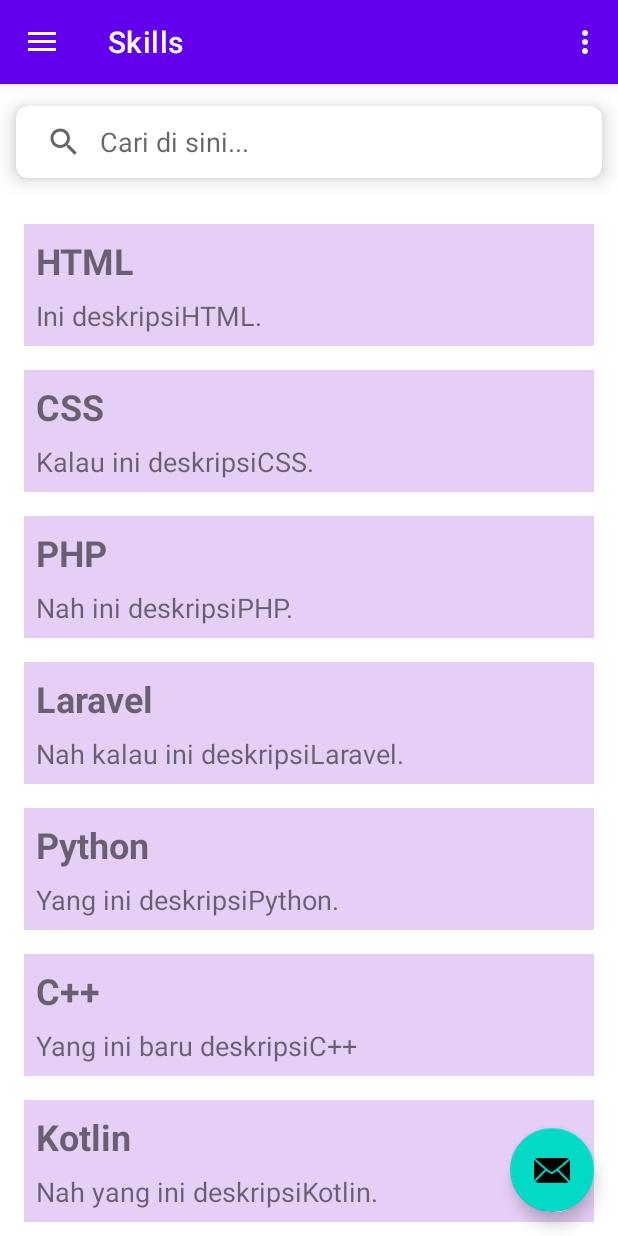
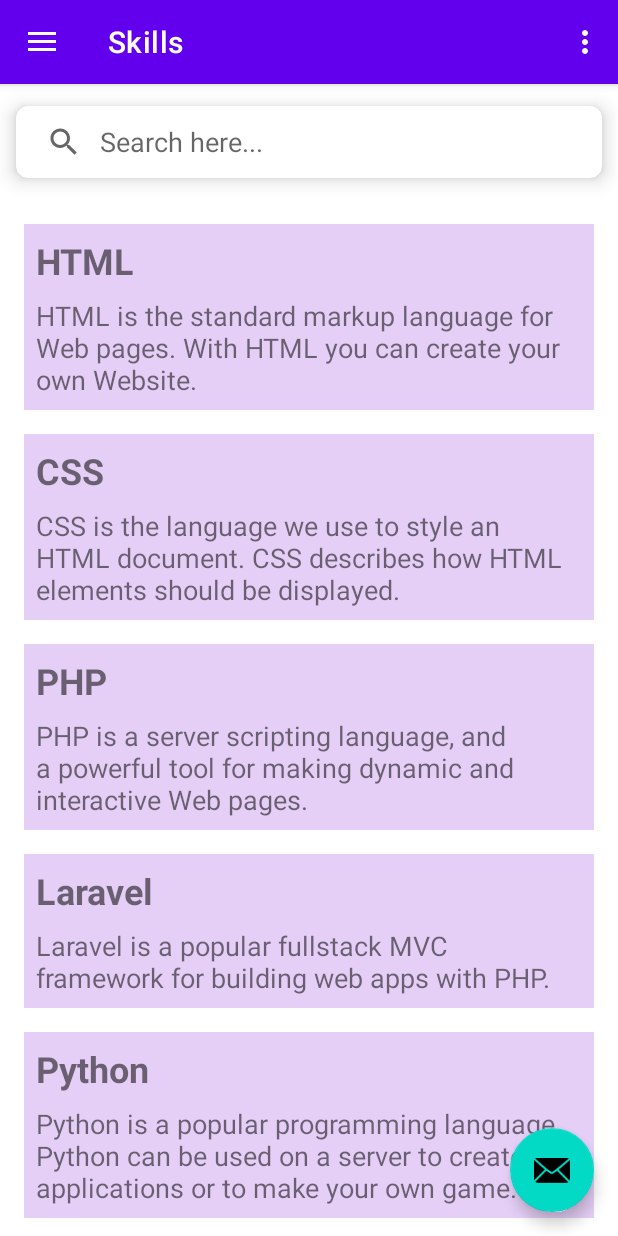
Before and after one commit to ray-ahmad/121140002_Tugas3PAM, an Android app: the screen it shows after launch (MainActivity), in the side drawer, after a tap on "Skills", on a phone screen of 412 x 824 dp. Run offline under Robolectric (Android 15) with nearby library versions, the phone set to English and light mode, and no system bars; our stand-ins replace navigation-ui.

Commit message:
Task 4: array.xml, clean code

```diff
--- a/app/src/main/java/com/example/tugas1pam/SkillsAdapter.kt
+++ b/app/src/main/java/com/example/tugas1pam/SkillsAdapter.kt
@@ -39,8 +39,5 @@ class SkillsAdapter(private var listData: ArrayList<Skills>): RecyclerView.Adapt
     interface onClickCallBack{
         fun onItemClicked(data: Skills)
     }
-//    class DataViewHolder(item: View) : RecyclerView.ViewHolder(item){
-//        val txtName: TextView = item.findViewById(R.id.txt_name)
-//        val txtDesc: TextView = item.findViewById(R.id.txt_desc)
-//    }
+
 }
--- /dev/null
+++ b/app/src/main/java/com/example/tugas1pam/helper/ConstraintUtil.kt
@@ -0,0 +1,21 @@
+package com.example.tugas1pam.helper
+
+import androidx.fragment.app.Fragment
+import com.example.tugas1pam.R
+import com.example.tugas1pam.Skills
+
+object ConstraintUtil {
+
+    fun getSkillsData(fragement: Fragment): ArrayList<Skills> {
+        val skillArrayList = ArrayList<Skills>()
+        val name = fragement.resources.getStringArray(R.array.string_skills_name_array)
+        val desc = fragement.resources.getStringArray(R.array.string_skills_desc_array)
+
+        for (i in name.indices) {
+            skillArrayList.add(Skills(name[i], desc[i]))
+        }
+
+        return skillArrayList
+    }
+
+}
--- a/app/src/main/java/com/example/tugas1pam/ui/skill_detail/SkillDetailFragment.kt
+++ b/app/src/main/java/com/example/tugas1pam/ui/skill_detail/SkillDetailFragment.kt
@@ -18,7 +18,7 @@ class SkillDetailFragment : Fragment() {
         super.onViewCreated(view, savedInstanceState)
         if (arguments != null) {
             val name = arguments?.getString(EXTRA_NAME)
-            binding.textSkillDetail.text= "Sekarang ada di fragment detail: $name"
+            binding.textSkillDetail.text= "You are on fragment detail of $name"
         }
     }
     override fun onCreateView(
--- a/app/src/main/java/com/example/tugas1pam/ui/skills/SkillsFragment.kt
+++ b/app/src/main/java/com/example/tugas1pam/ui/skills/SkillsFragment.kt
@@ -19,6 +19,7 @@ import com.example.tugas1pam.R
 import com.example.tugas1pam.Skills
 import com.example.tugas1pam.SkillsAdapter
 import com.example.tugas1pam.databinding.FragmentSkillsBinding
+import com.example.tugas1pam.helper.ConstraintUtil
 import com.example.tugas1pam.ui.skill_detail.SkillDetailFragment
 import java.util.Locale
 
@@ -39,25 +40,14 @@ class SkillsFragment : Fragment() {
         container: ViewGroup?,
         savedInstanceState: Bundle?
     ): View {
-        val skillsViewModel =
-            ViewModelProvider(this).get(SkillsViewModel::class.java)
 
-//        bindingSkills =
         _binding = FragmentSkillsBinding.inflate(inflater, container, false)
         val root: View = binding.root
 
         binding.rvSkills.setHasFixedSize(true)
         binding.rvSkills.layoutManager = LinearLayoutManager(context)
 
-        listSkills.add(Skills("HTML", "Ini deskripsiHTML."))
-        listSkills.add(Skills("CSS", "Kalau ini deskripsiCSS."))
-        listSkills.add(Skills("PHP", "Nah ini deskripsiPHP."))
-        listSkills.add(Skills("Laravel", "Nah kalau ini deskripsiLaravel."))
-        listSkills.add(Skills("Python", "Yang ini deskripsiPython."))
-        listSkills.add(Skills("C++", "Yang ini baru deskripsiC++"))
-        listSkills.add(Skills("Kotlin", "Nah yang ini deskripsiKotlin."))
-        listSkills.add(Skills("Javascript", "Nah kalau yang ini deskripsiJavascript."))
-        listSkills.add(Skills("Bootstrap", "Ini baru deskripsiBootstrap."))
+        listSkills.addAll(ConstraintUtil.getSkillsData(this))
 
         val skillsAdapter = SkillsAdapter(listSkills)
 
@@ -67,42 +57,14 @@ class SkillsFragment : Fragment() {
                 return false
             }
 
-            override fun onQueryTextChange(newText: String?): Boolean {
-                if (newText != null) {
-                    val filteredList = ArrayList<Skills>()
-                    for (i in listSkills) {
-                        if (i.name?.lowercase(Locale.ROOT)?.contains(newText) == true
-                            ||
-                            i.desc?.lowercase(Locale.ROOT)?.contains(newText) == true) {
-                            filteredList.add(i)
-                        }
-                    }
-
-                    if (filteredList.isEmpty()) {
-                        binding.rvSkills.visibility = View.INVISIBLE
-                        binding.noResult.visibility = View.VISIBLE
-                        Toast.makeText(requireActivity(), "Tidak ada hasil.", Toast.LENGTH_SHORT).show()
-                    } else {
-                        skillsAdapter.setFilteredList(filteredList)
-                        binding.rvSkills.visibility = View.VISIBLE
-                        binding.noResult.visibility = View.INVISIBLE
-                    }
-                }
-                else{
-                    binding.rvSkills.visibility = View.VISIBLE
-                    binding.noResult.visibility = View.INVISIBLE
-                }
+            override fun onQueryTextChange(query: String?): Boolean {
+                startSearch(query, skillsAdapter)
                 return true
             }
-
         })
 
         skillsAdapter.setOnClickCallBack(object: SkillsAdapter.onClickCallBack{
-            val skillDetail = SkillDetailFragment()
-            val bundle = Bundle()
-
             override fun onItemClicked(data: Skills) {
-//                Toast.makeText(requireActivity(), "Bahasa: " + data.name, Toast.LENGTH_SHORT).show()
                 val bundle = bundleOf("extra_name" to data.name)
                 findNavController().navigate(R.id.action_nav_skills_to_skillDetailFragment,bundle)
             }
@@ -111,9 +73,31 @@ class SkillsFragment : Fragment() {
         return root
     }
 
-    private fun filterList(query: String?) {
+    private fun startSearch(query: String?, skillsAdapter: SkillsAdapter) {
+        if (query != null) {
+            val filteredList = ArrayList<Skills>()
+            for (i in listSkills) {
+                if (i.name?.lowercase(Locale.ROOT)?.contains(query) == true
+                    ||
+                    i.desc?.lowercase(Locale.ROOT)?.contains(query) == true) {
+                    filteredList.add(i)
+                }
+            }
 
-
+            if (filteredList.isEmpty()) {
+                binding.rvSkills.visibility = View.INVISIBLE
+                binding.noResult.visibility = View.VISIBLE
+                Toast.makeText(requireActivity(), "No result found.", Toast.LENGTH_SHORT).show()
+            } else {
+                skillsAdapter.setFilteredList(filteredList)
+                binding.rvSkills.visibility = View.VISIBLE
+                binding.noResult.visibility = View.INVISIBLE
+            }
+        }
+        else{
+            binding.rvSkills.visibility = View.VISIBLE
+            binding.noResult.visibility = View.INVISIBLE
+        }
     }
 
     override fun onDestroyView() {
--- a/app/src/main/res/layout/fragment_skills.xml
+++ b/app/src/main/res/layout/fragment_skills.xml
@@ -24,7 +24,7 @@
             android:layout_height="wrap_content"
             app:queryBackground="@android:color/transparent"
             app:iconifiedByDefault="false"
-            app:queryHint="Cari di sini..."
+            app:queryHint="@string/search_query_hint"
             />
     </com.google.android.material.card.MaterialCardView>
 
@@ -32,7 +32,7 @@
         android:id="@+id/no_result"
         android:layout_width="wrap_content"
         android:layout_height="wrap_content"
-        android:text="Tidak ada hasil"
+        android:text="@string/search_no_result"
         app:layout_constraintTop_toBottomOf="@+id/materialCardView"
         app:layout_constraintBottom_toBottomOf="parent"
         app:layout_constraintStart_toStartOf="parent"
--- /dev/null
+++ b/app/src/main/res/values/array.xml
@@ -0,0 +1,28 @@
+<?xml version="1.0" encoding="utf-8"?>
+<resources>
+    <string-array name="string_skills_name_array">
+        <item>@string/name_html</item>
+        <item>@string/name_css</item>
+        <item>@string/name_php</item>
+        <item>@string/name_laravel</item>
+        <item>@string/name_python</item>
+        <item>@string/name_cpp</item>
+        <item>@string/name_kotlin</item>
+        <item>@string/name_js</item>
+        <item>@string/name_bootstrap</item>
+        <item>@string/name_pygame</item>
+    </string-array>
+
+    <string-array name="string_skills_desc_array">
+        <item>@string/desc_html</item>
+        <item>@string/desc_css</item>
+        <item>@string/desc_php</item>
+        <item>@string/desc_laravel</item>
+        <item>@string/desc_python</item>
+        <item>@string/desc_cpp</item>
+        <item>@string/desc_kotlin</item>
+        <item>@string/desc_js</item>
+        <item>@string/desc_bootstrap</item>
+        <item>@string/desc_pygame</item>
+    </string-array>
+</resources>
--- a/app/src/main/res/values/strings.xml
+++ b/app/src/main/res/values/strings.xml
@@ -11,6 +11,31 @@
     <string name="menu_gallery">Gallery</string>
     <string name="menu_slideshow">Slideshow</string>
     <string name="menu_skills">Skills</string>
-    <!-- TODO: Remove or change this placeholder text -->
+
     <string name="hello_blank_fragment">Hello blank fragment</string>
+
+    <string name="search_query_hint">Search here...</string>
+    <string name="search_no_result">No result found.</string>
+
+    <string name="name_html">HTML</string>
+    <string name="name_css">CSS</string>
+    <string name="name_php">PHP</string>
+    <string name="name_laravel">Laravel</string>
+    <string name="name_python">Python</string>
+    <string name="name_cpp">C++</string>
+    <string name="name_kotlin">Kotlin</string>
+    <string name="name_js">Javascript</string>
+    <string name="name_bootstrap">Bootstrap</string>
+    <string name="name_pygame">Pygame</string>
+
+    <string name="desc_html">HTML is the standard markup language for Web pages. With HTML you can create your own Website.</string>
+    <string name="desc_css">CSS is the language we use to style an HTML document. CSS describes how HTML elements should be displayed.</string>
+    <string name="desc_php">PHP is a server scripting language, and a powerful tool for making dynamic and interactive Web pages.</string>
+    <string name="desc_laravel">Laravel is a popular fullstack MVC framework for building web apps with PHP.</string>
+    <string name="desc_python">Python is a popular programming language. Python can be used on a server to create web applications or to make your own game.</string>
+    <string name="desc_cpp">C++ is a popular programming language. C++ is used to create computer programs, and is one of the most used language in game development.</string>
+    <string name="desc_kotlin">Kotlin is a programming language that makes coding concise, cross-platform, and fun. It is Google\'s preferred language for Android app development.</string>
+    <string name="desc_js">JavaScript (JS) is a lightweight interpreted (or just-in-time compiled) programming language with first-class functions.</string>
+    <string name="desc_bootstrap">Bootstrap is a free front-end framework for faster and easier web development. Bootstrap includes HTML and CSS based design templates.</string>
+    <string name="desc_pygame">Pygame is a free and open-source cross-platform library for the development of multimedia applications like video games using Python.</string>
 </resources>
```
Also changed, not shown: app/src/main/res/layout/fragment_skills_2.xml (deleted, +0 -22 lines).
